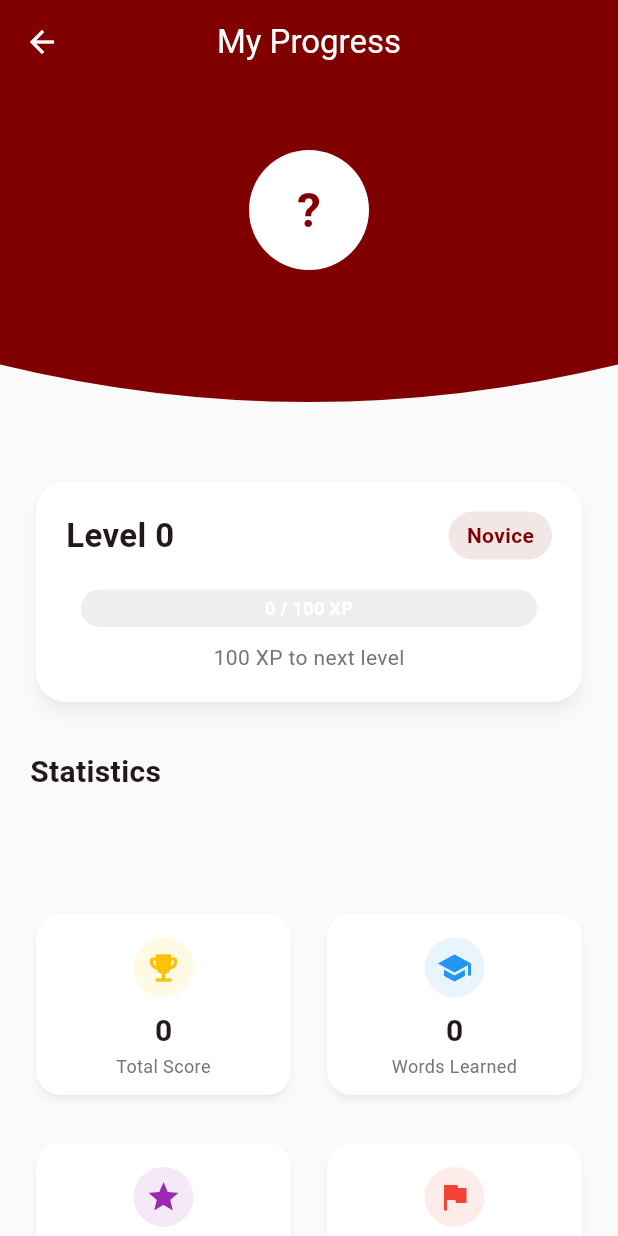
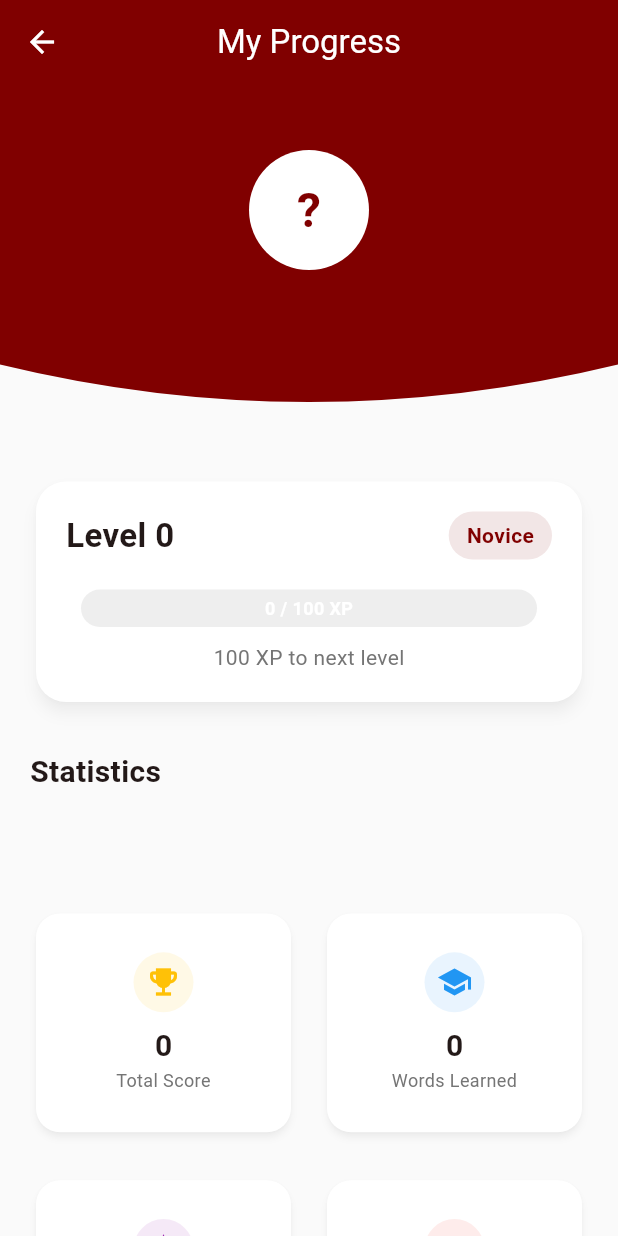
Before and after one commit to Nemylie/HanLearn, a Flutter app: the ProgressScreen screen opened directly, on a phone screen of 412 x 824 dp. Run offline on Flutter 3.47's test engine with Material 3 defaults, Android fonts, the phone set to English and light mode, and no system bars; drawn by our look-alikes of percent_indicator; our stand-ins replace cloud_firestore, firebase_auth, firebase_core, shared_preferences; missing offline and left inert: lpinyin, translator; accounts and stored records are empty.

Commit message:
Refactor color opacity handling in progress_screen.dart

```diff
--- a/lib/screens/progress_screen.dart
+++ b/lib/screens/progress_screen.dart
@@ -53,7 +53,7 @@ class ProgressScreen extends StatelessWidget {
                     ),
                     Text(
                       user.email,
-                      style: TextStyle(fontSize: 16, color: Colors.white.withOpacity(0.9)),
+                      style: TextStyle(fontSize: 16, color: Colors.white.withValues(alpha: 0.9)),
                     ),
                   ],
                 ),
@@ -124,7 +124,7 @@ class ProgressScreen extends StatelessWidget {
                     crossAxisCount: 2,
                     crossAxisSpacing: 16,
                     mainAxisSpacing: 16,
-                    childAspectRatio: 1.3,
+                    childAspectRatio: 1.1,
                     children: [
                       _buildStatItem(
                         context,
@@ -186,7 +186,7 @@ class ProgressScreen extends StatelessWidget {
             Container(
               padding: const EdgeInsets.all(8),
               decoration: BoxDecoration(
-                color: color.withOpacity(0.1),
+                color: color.withValues(alpha: 0.1),
                 shape: BoxShape.circle,
               ),
               child: Icon(icon, size: 24, color: color),
```
